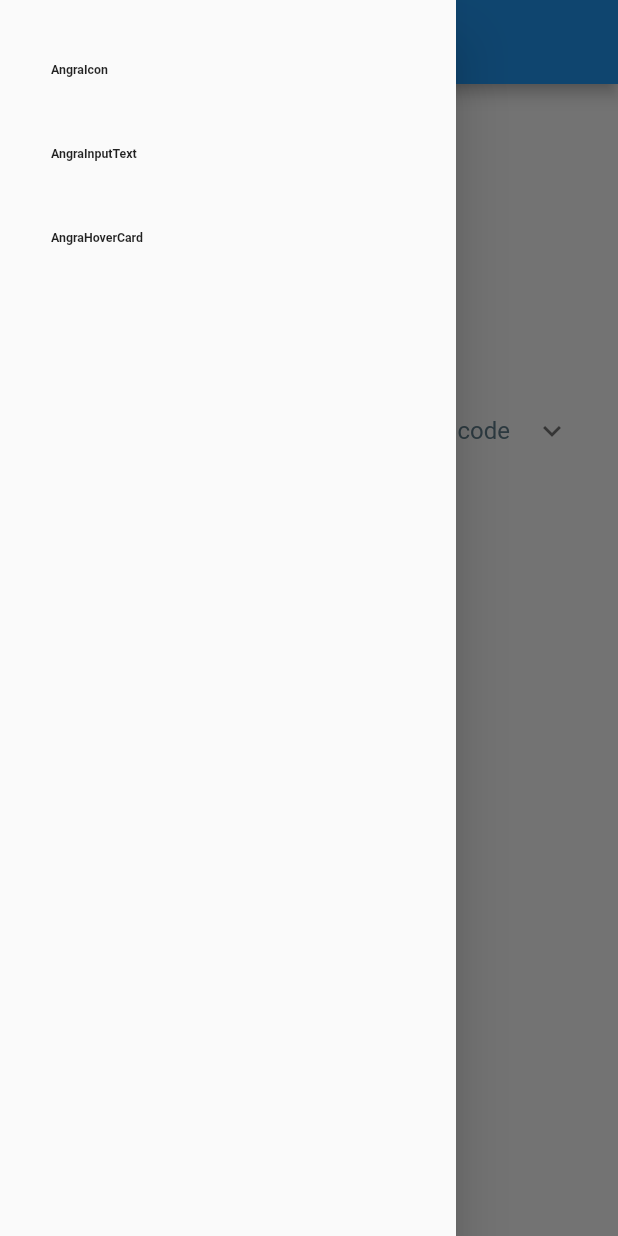
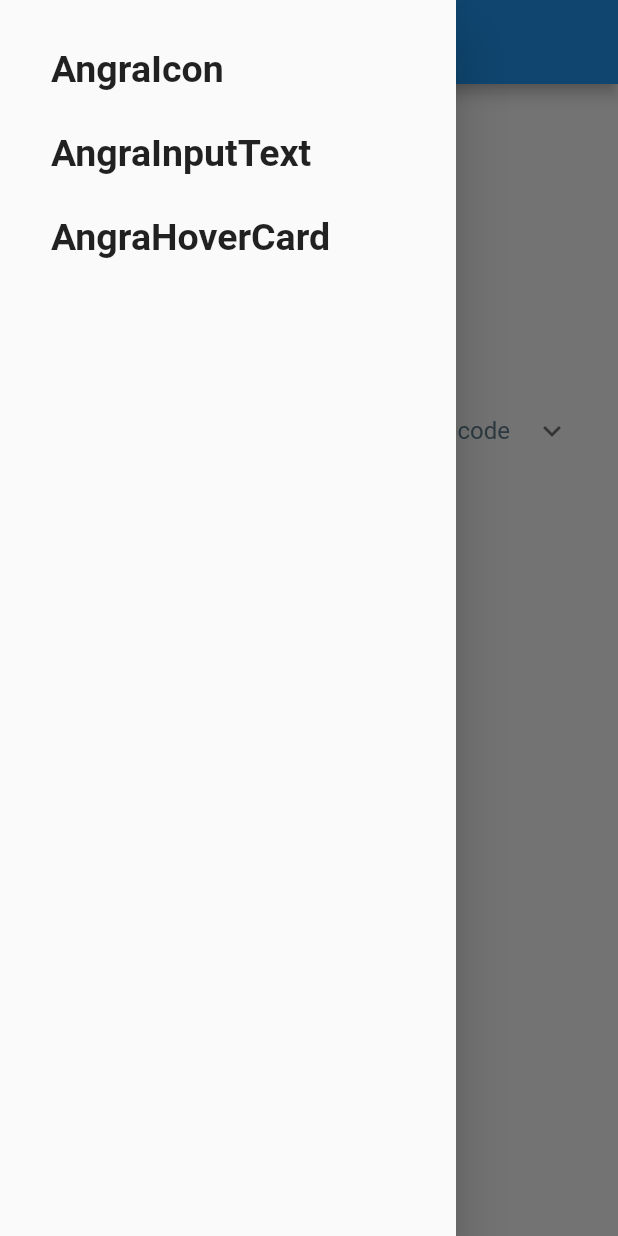
Before and after one commit to Joao-Filh0/angra_projects_ui, a Flutter app: the screen it shows after launch, with the side drawer open, on a phone screen of 412 x 824 dp. Run offline on Flutter 3.47's test engine with Material 2 defaults, Android fonts, the phone set to English and light mode, and no system bars; our stand-ins replace flutter_svg, mask_text_input_formatter.

Commit message:
fix size drawer

```diff
--- a/example/lib/main.dart
+++ b/example/lib/main.dart
@@ -43,9 +43,9 @@ class _HomeScreenState extends State<HomeScreen> {
             itemBuilder: (BuildContext context, int index) => ListTile(
               title: Text(
                 "Angra${listPages[index].runtimeType.toString().replaceAll('Page', '')}",
-                style: TextStyle(
+                style: const TextStyle(
                     fontWeight: FontWeight.bold,
-                    fontSize: MediaQuery.sizeOf(context).width * 0.02),
+                    fontSize: 25.0),
               ),
               onTap: () async {
                 Navigator.pop(context);
```
